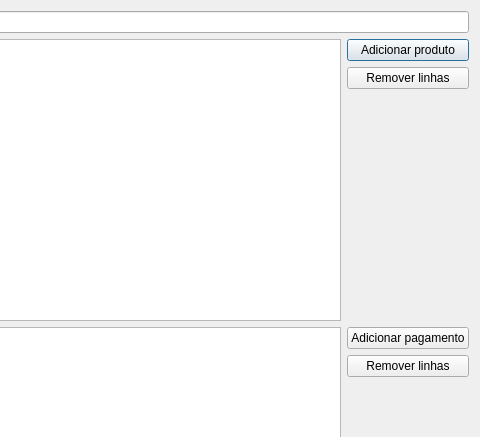
Qt form ui/compraavulsa.ui (darktorres/ERP-STACCATO) before a commit; both pictures show x 800 to 1280 and y 0 to 437 of the 1280 by 647 pixel window.
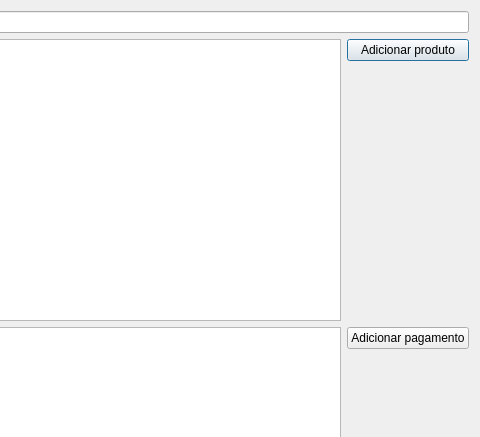
The same form after that commit. Custom widgets are drawn as their Qt base class.

```diff
--- a/ui/compraavulsa.ui
+++ b/ui/compraavulsa.ui
@@ -64,22 +64,6 @@
        </property>
       </widget>
      </item>
-     <item>
-      <widget class="QPushButton" name="pushButtonRemoverLinhasProdutos">
-       <property name="enabled">
-        <bool>true</bool>
-       </property>
-       <property name="sizePolicy">
-        <sizepolicy hsizetype="Preferred" vsizetype="Fixed">
-         <horstretch>0</horstretch>
-         <verstretch>0</verstretch>
-        </sizepolicy>
-       </property>
-       <property name="text">
-        <string>Remover linhas</string>
-       </property>
-      </widget>
-     </item>
      <item>
       <spacer name="verticalSpacer">
        <property name="orientation">
@@ -113,22 +97,6 @@
        </property>
       </widget>
      </item>
-     <item>
-      <widget class="QPushButton" name="pushButtonRemoverLinhasPagamento">
-       <property name="enabled">
-        <bool>true</bool>
-       </property>
-       <property name="sizePolicy">
-        <sizepolicy hsizetype="Preferred" vsizetype="Fixed">
-         <horstretch>0</horstretch>
-         <verstretch>0</verstretch>
-        </sizepolicy>
-       </property>
-       <property name="text">
-        <string>Remover linhas</string>
-       </property>
-      </widget>
-     </item>
      <item>
       <spacer name="verticalSpacer_2">
        <property name="orientation">
```
